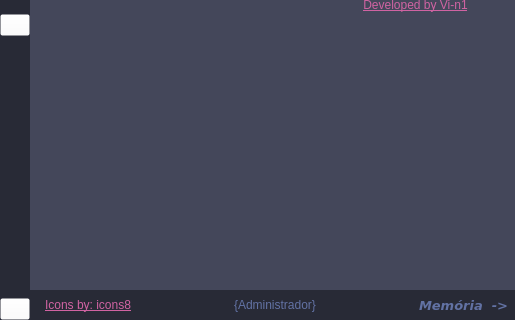
This is src/ui/central.ui in Vi-n1/VGymSystem as Qt 5 draws it before an edit; both pictures show x 0 to 515 and y 280 to 600 of the 800 by 600 pixel window. The edited form follows.
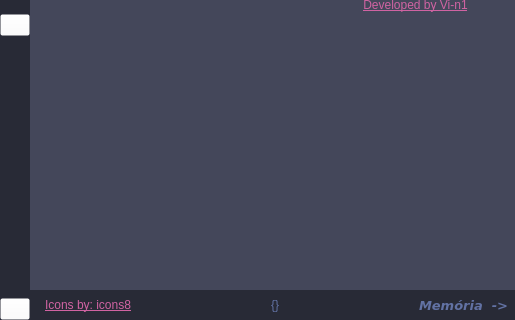
This is the edited form. Icons and pictures are not drawn.

Commit message: Melhoria na interface

What changed in the file:
```diff
--- a/src/ui/central.ui
+++ b/src/ui/central.ui
@@ -700,7 +700,10 @@
           <item>
            <widget class="QLabel" name="label_4">
             <property name="text">
-             <string>{Administrador}</string>
+             <string>{}</string>
+            </property>
+            <property name="alignment">
+             <set>Qt::AlignCenter</set>
             </property>
            </widget>
           </item>
```
Left out of the diff: 2 changed lines with no effect on the pictures. The commit also changes 1 other file.
